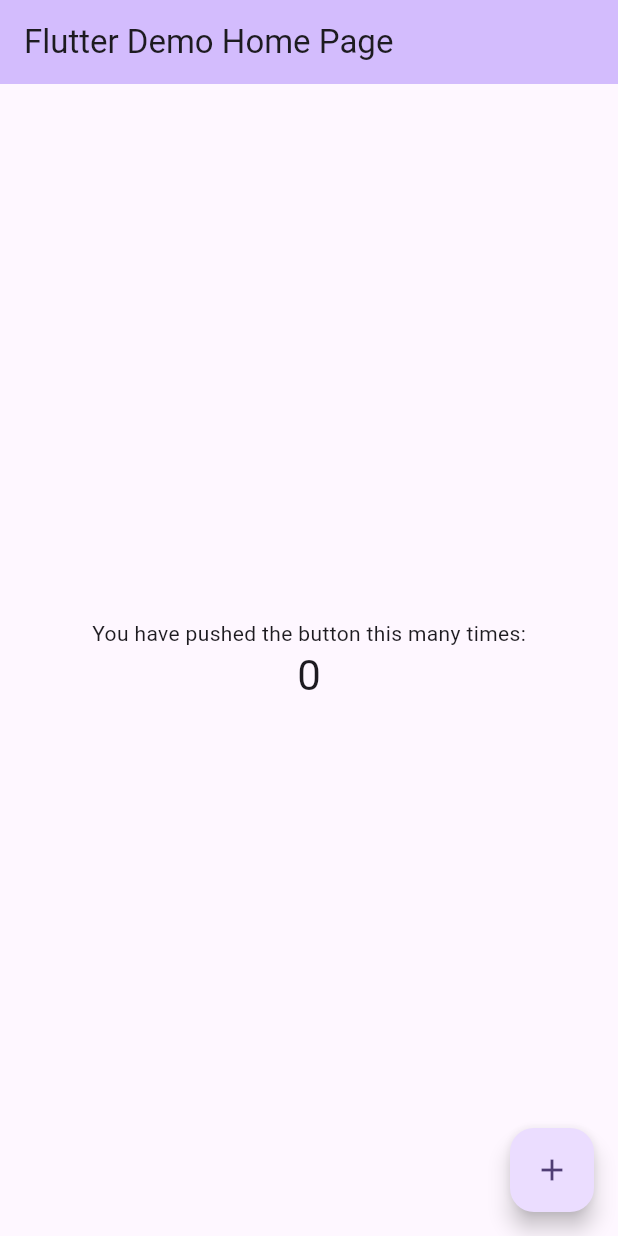
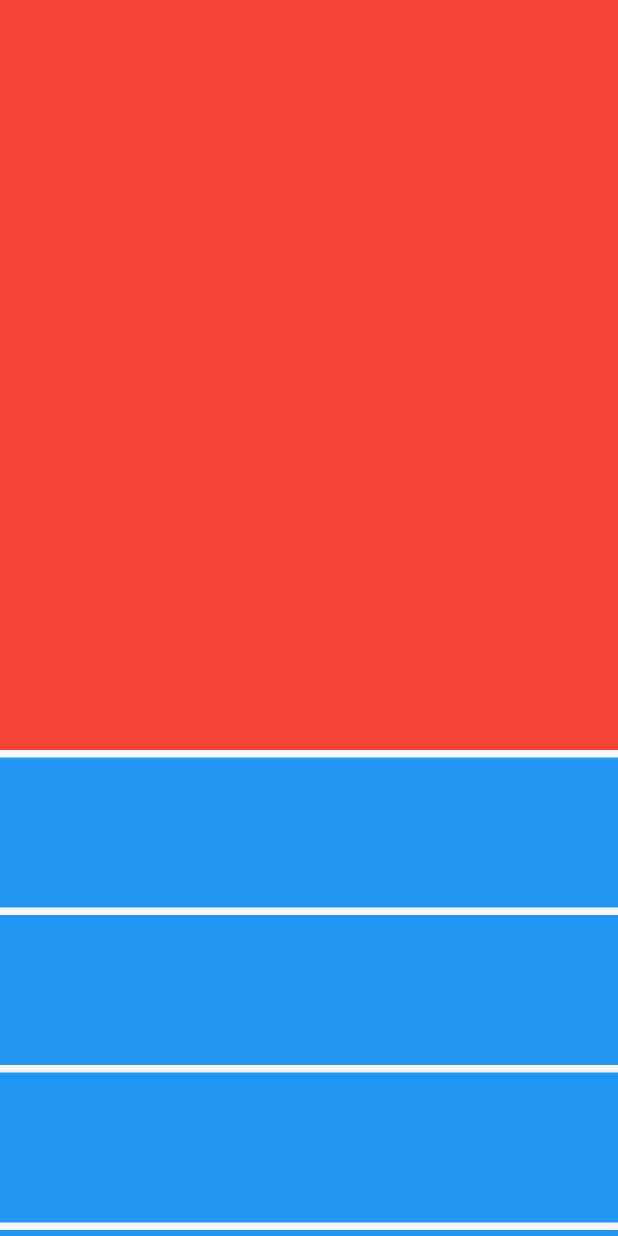
Before and after one commit to LifeIsOne/Flutter-scroll-app, a Flutter app: the screen it shows after launch, on a phone screen of 412 x 824 dp. Run offline on Flutter 3.47's test engine with Material 3 defaults, Android fonts, the phone set to English and light mode, and no system bars.

Commit message:
1번 예제

```diff
--- a/lib/main.dart
+++ b/lib/main.dart
@@ -1,3 +1,4 @@
+import 'package:flutter/cupertino.dart';
 import 'package:flutter/material.dart';
 
 void main() {
@@ -7,119 +8,42 @@ void main() {
 class MyApp extends StatelessWidget {
   const MyApp({super.key});
 
-  // This widget is the root of your application.
   @override
   Widget build(BuildContext context) {
     return MaterialApp(
-      title: 'Flutter Demo',
-      theme: ThemeData(
-        // This is the theme of your application.
-        //
-        // TRY THIS: Try running your application with "flutter run". You'll see
-        // the application has a purple toolbar. Then, without quitting the app,
-        // try changing the seedColor in the colorScheme below to Colors.green
-        // and then invoke "hot reload" (save your changes or press the "hot
-        // reload" button in a Flutter-supported IDE, or press "r" if you used
-        // the command line to start the app).
-        //
-        // Notice that the counter didn't reset back to zero; the application
-        // state is not lost during the reload. To reset the state, use hot
-        // restart instead.
-        //
-        // This works for code too, not just values: Most code changes can be
-        // tested with just a hot reload.
-        colorScheme: ColorScheme.fromSeed(seedColor: Colors.deepPurple),
-        useMaterial3: true,
-      ),
-      home: const MyHomePage(title: 'Flutter Demo Home Page'),
+      home: HomePage(),
     );
   }
 }
 
-class MyHomePage extends StatefulWidget {
-  const MyHomePage({super.key, required this.title});
-
-  // This widget is the home page of your application. It is stateful, meaning
-  // that it has a State object (defined below) that contains fields that affect
-  // how it looks.
-
-  // This class is the configuration for the state. It holds the values (in this
-  // case the title) provided by the parent (in this case the App widget) and
-  // used by the build method of the State. Fields in a Widget subclass are
-  // always marked "final".
-
-  final String title;
-
-  @override
-  State<MyHomePage> createState() => _MyHomePageState();
-}
-
-class _MyHomePageState extends State<MyHomePage> {
-  int _counter = 0;
-
-  void _incrementCounter() {
-    setState(() {
-      // This call to setState tells the Flutter framework that something has
-      // changed in this State, which causes it to rerun the build method below
-      // so that the display can reflect the updated values. If we changed
-      // _counter without calling setState(), then the build method would not be
-      // called again, and so nothing would appear to happen.
-      _counter++;
-    });
-  }
+class HomePage extends StatelessWidget {
+  const HomePage({super.key});
 
   @override
   Widget build(BuildContext context) {
-    // This method is rerun every time setState is called, for instance as done
-    // by the _incrementCounter method above.
-    //
-    // The Flutter framework has been optimized to make rerunning build methods
-    // fast, so that you can just rebuild anything that needs updating rather
-    // than having to individually change instances of widgets.
     return Scaffold(
-      appBar: AppBar(
-        // TRY THIS: Try changing the color here to a specific color (to
-        // Colors.amber, perhaps?) and trigger a hot reload to see the AppBar
-        // change color while the other colors stay the same.
-        backgroundColor: Theme.of(context).colorScheme.inversePrimary,
-        // Here we take the value from the MyHomePage object that was created by
-        // the App.build method, and use it to set our appbar title.
-        title: Text(widget.title),
+      body: Column(
+        children: [
+          Container(
+            height: 500,
+            color: Colors.red,
+          ),
+          Expanded(
+            child: ListView.builder(
+              itemCount: 10,
+              itemBuilder: (context, index) {
+                return Padding(
+                  padding: const EdgeInsets.only(top: 5),
+                  child: Container(
+                    height: 100,
+                    color: Colors.blue,
+                  ),
+                );
+              },
+            ),
+          ),
+        ],
       ),
-      body: Center(
-        // Center is a layout widget. It takes a single child and positions it
-        // in the middle of the parent.
-        child: Column(
-          // Column is also a layout widget. It takes a list of children and
-          // arranges them vertically. By default, it sizes itself to fit its
-          // children horizontally, and tries to be as tall as its parent.
-          //
-          // Column has various properties to control how it sizes itself and
-          // how it positions its children. Here we use mainAxisAlignment to
-          // center the children vertically; the main axis here is the vertical
-          // axis because Columns are vertical (the cross axis would be
-          // horizontal).
-          //
-          // TRY THIS: Invoke "debug painting" (choose the "Toggle Debug Paint"
-          // action in the IDE, or press "p" in the console), to see the
-          // wireframe for each widget.
-          mainAxisAlignment: MainAxisAlignment.center,
-          children: <Widget>[
-            const Text(
-              'You have pushed the button this many times:',
-            ),
-            Text(
-              '$_counter',
-              style: Theme.of(context).textTheme.headlineMedium,
-            ),
-          ],
-        ),
-      ),
-      floatingActionButton: FloatingActionButton(
-        onPressed: _incrementCounter,
-        tooltip: 'Increment',
-        child: const Icon(Icons.add),
-      ), // This trailing comma makes auto-formatting nicer for build methods.
     );
   }
 }
```
